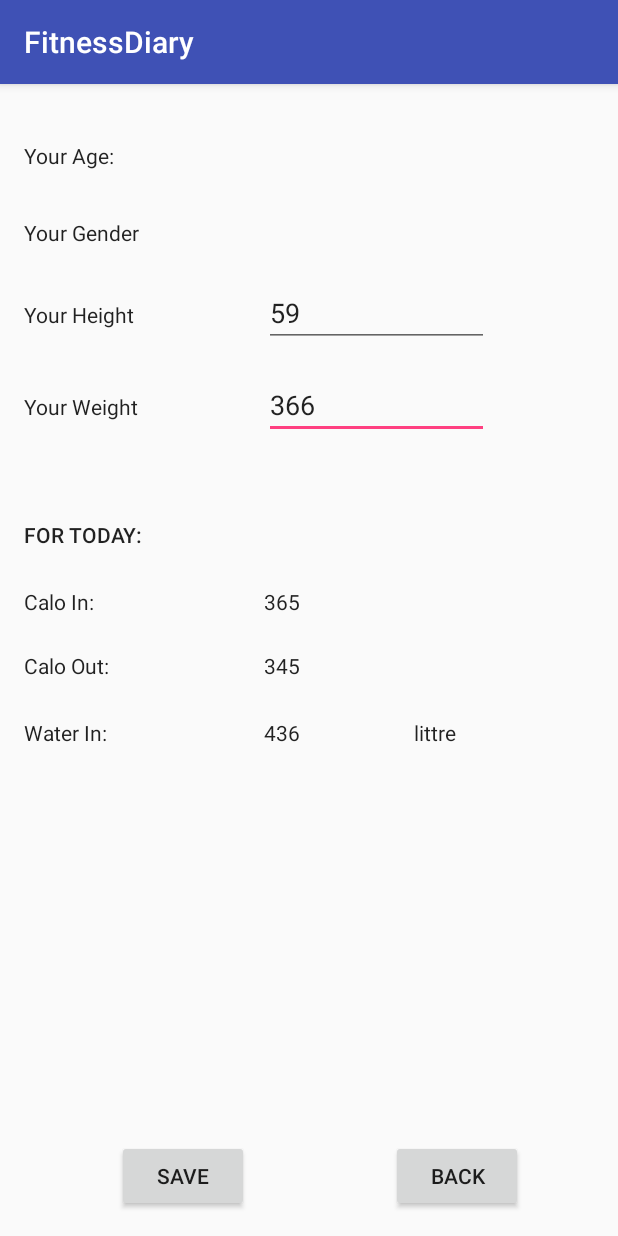
After one commit to tranphuochien/Android-Fitnessdiary, an Android app: the baseStats_main screen opened directly, with no data from a screen before it, on a phone screen of 412 x 824 dp. The commit adds this screen. Run offline under Robolectric (Android 15) with nearby library versions, the phone set to English and light mode, and no system bars.

Commit message:
commit first time to prototype_han

```diff
--- a/app/src/main/AndroidManifest.xml
+++ b/app/src/main/AndroidManifest.xml
@@ -8,9 +8,7 @@
         android:label="@string/app_name"
         android:supportsRtl="true"
         android:theme="@style/AppTheme">
-
-        <activity android:name=".SignInActivity">
-        </activity>
+        <activity android:name=".SignInActivity" />
         <activity android:name=".MainActivity">
             <intent-filter>
                 <action android:name="android.intent.action.MAIN" />
@@ -18,6 +16,8 @@
                 <category android:name="android.intent.category.LAUNCHER" />
             </intent-filter>
         </activity>
+        <activity android:name=".setting.Account_setting_main_fix" />
+        <activity android:name=".baseStats.baseStats_main"></activity>
     </application>
 
 </manifest>
--- /dev/null
+++ b/app/src/main/java/com/example/op/fitnessdiary/baseStats/baseStats_main.java
@@ -0,0 +1,52 @@
+package com.example.op.fitnessdiary.baseStats;
+
+import android.support.v7.app.AppCompatActivity;
+import android.os.Bundle;
+import android.view.View;
+import android.widget.Button;
+import android.widget.EditText;
+import android.widget.TextView;
+import android.widget.Toast;
+
+import com.example.op.fitnessdiary.R;
+
+public class baseStats_main extends AppCompatActivity {
+
+    private Button saveBtn;
+    private Button backBtn;
+    private EditText height;
+    private EditText weight;
+    private TextView caloIn;
+    private TextView caloOut;
+    private TextView water;
+
+    @Override
+    protected void onCreate(Bundle savedInstanceState) {
+        super.onCreate(savedInstanceState);
+        setContentView(R.layout.activity_base_stats_main);
+
+        this.saveBtn = (Button) this.findViewById(R.id.BaseStats_saveBtn);
+        this.backBtn = (Button) this.findViewById(R.id.BaseStats_backBtn);
+        this.height = (EditText) this.findViewById(R.id.BaseStats_heightText);
+        this.weight = (EditText) this.findViewById(R.id.BaseStats_weightText);
+        this.caloIn = (TextView) this.findViewById(R.id.BaseStats_incomeCaloText);
+        this.caloOut = (TextView) this.findViewById(R.id.BaseStats_outcomeCaloText);
+        this.water = (TextView) this.findViewById(R.id.BaseStats_waterText);
+
+        this.saveBtn.setOnClickListener(new Button.OnClickListener(){
+            public void onClick(View v){
+                // xu ly tam
+                Toast.makeText(baseStats_main.this, "ban da luu thong tin thanh cong", Toast.LENGTH_SHORT).show();
+
+
+                // xu ly save o day
+            }
+        });
+
+        this.backBtn.setOnClickListener(new Button.OnClickListener(){
+            public void onClick(View v){
+                // xu ly back o day
+            }
+        });
+    }
+}
--- /dev/null
+++ b/app/src/main/res/layout/activity_base_stats_main.xml
@@ -0,0 +1,208 @@
+<?xml version="1.0" encoding="utf-8"?>
+<RelativeLayout xmlns:android="http://schemas.android.com/apk/res/android"
+    xmlns:tools="http://schemas.android.com/tools"
+    android:id="@+id/activity_base_stats_main"
+    android:layout_width="match_parent"
+    android:layout_height="match_parent"
+    android:paddingBottom="@dimen/activity_vertical_margin"
+    android:paddingLeft="@dimen/activity_horizontal_margin"
+    android:paddingRight="@dimen/activity_horizontal_margin"
+    android:paddingTop="@dimen/activity_vertical_margin"
+    tools:context="com.example.op.fitnessdiary.baseStats.baseStats_main">
+
+    <TextView
+        android:text="Your Age:"
+        android:layout_width="100dp"
+        android:layout_height="wrap_content"
+        android:layout_alignParentTop="true"
+        android:layout_alignParentLeft="true"
+        android:layout_alignParentStart="true"
+        android:layout_marginTop="22dp"
+        android:id="@+id/BaseStats_ageTitle"
+        android:textAppearance="@style/TextAppearance.AppCompat" />
+
+    <TextView
+        android:text="Your Gender"
+        android:layout_width="100dp"
+        android:layout_height="wrap_content"
+        android:layout_below="@+id/BaseStats_ageTitle"
+        android:layout_alignParentLeft="true"
+        android:layout_alignParentStart="true"
+        android:layout_marginTop="32dp"
+        android:id="@+id/BaseStats_genderTitle"
+        android:textAppearance="@style/TextAppearance.AppCompat" />
+
+    <TextView
+        android:text="Your Height"
+        android:layout_width="100dp"
+        android:layout_height="wrap_content"
+        android:layout_marginTop="35dp"
+        android:id="@+id/BaseStats_heightTitle"
+        android:textAppearance="@style/TextAppearance.AppCompat"
+        android:layout_below="@+id/BaseStats_genderTitle"
+        android:layout_alignParentLeft="true"
+        android:layout_alignParentStart="true" />
+
+    <TextView
+        android:layout_width="220dp"
+        android:layout_height="wrap_content"
+        android:id="@+id/BaseStats_genderText"
+        android:textAppearance="@style/TextAppearance.AppCompat"
+        android:layout_alignBaseline="@+id/BaseStats_genderTitle"
+        android:layout_alignBottom="@+id/BaseStats_genderTitle"
+        android:layout_alignParentRight="true"
+        android:layout_alignParentEnd="true" />
+
+    <TextView
+        android:layout_height="wrap_content"
+        android:id="@+id/BaseStats_ageText"
+        android:textAppearance="@style/TextAppearance.AppCompat"
+        android:layout_width="220dp"
+        android:layout_alignBaseline="@+id/BaseStats_ageTitle"
+        android:layout_alignBottom="@+id/BaseStats_ageTitle"
+        android:layout_alignParentRight="true"
+        android:layout_alignParentEnd="true" />
+
+    <TextView
+        android:text="Your Weight"
+        android:layout_width="100dp"
+        android:layout_height="wrap_content"
+        android:layout_below="@+id/BaseStats_heightTitle"
+        android:layout_alignParentLeft="true"
+        android:layout_alignParentStart="true"
+        android:layout_marginTop="42dp"
+        android:id="@+id/BaseStats_weightTitle"
+        android:textAppearance="@style/TextAppearance.AppCompat" />
+
+    <EditText
+        android:layout_width="150dp"
+        android:layout_height="wrap_content"
+        android:inputType="textPersonName"
+        android:text="366"
+        android:ems="10"
+        android:id="@+id/BaseStats_weightText"
+        android:layout_alignBaseline="@+id/BaseStats_weightTitle"
+        android:layout_alignBottom="@+id/BaseStats_weightTitle"
+        android:layout_alignLeft="@+id/BaseStats_genderText"
+        android:layout_alignStart="@+id/BaseStats_genderText" />
+
+    <EditText
+        android:layout_height="wrap_content"
+        android:inputType="textPersonName"
+        android:text="59"
+        android:ems="10"
+        android:id="@+id/BaseStats_heightText"
+        android:layout_width="150dp"
+        android:layout_alignBaseline="@+id/BaseStats_heightTitle"
+        android:layout_alignBottom="@+id/BaseStats_heightTitle"
+        android:layout_alignLeft="@+id/BaseStats_weightText"
+        android:layout_alignStart="@+id/BaseStats_weightText" />
+
+    <TextView
+        android:text="For today:"
+        android:layout_below="@+id/BaseStats_weightText"
+        android:layout_alignParentLeft="true"
+        android:layout_alignParentStart="true"
+        android:layout_marginTop="54dp"
+        android:id="@+id/BaseStats_remindTitle"
+        android:textAppearance="@style/TextAppearance.AppCompat.Button"
+        android:layout_width="150dp"
+        android:layout_height="wrap_content" />
+
+    <TextView
+        android:text="Calo In:"
+        android:layout_width="100dp"
+        android:layout_height="wrap_content"
+        android:layout_marginTop="25dp"
+        android:id="@+id/BaseStats_incomeCalo"
+        android:layout_below="@+id/BaseStats_remindTitle"
+        android:layout_alignParentLeft="true"
+        android:layout_alignParentStart="true"
+        android:textAppearance="@style/TextAppearance.AppCompat" />
+
+    <TextView
+        android:text="Calo Out:"
+        android:layout_width="100dp"
+        android:layout_height="wrap_content"
+        android:id="@+id/BaseStats_outcomeCalo"
+        android:layout_marginTop="23dp"
+        android:layout_below="@+id/BaseStats_incomeCalo"
+        android:layout_alignParentLeft="true"
+        android:layout_alignParentStart="true"
+        android:textAppearance="@style/TextAppearance.AppCompat" />
+
+    <TextView
+        android:text="Water In:"
+        android:layout_width="100dp"
+        android:layout_height="wrap_content"
+        android:id="@+id/BaseStats_water"
+        android:layout_marginTop="25dp"
+        android:layout_below="@+id/BaseStats_outcomeCalo"
+        android:layout_alignParentLeft="true"
+        android:layout_alignParentStart="true"
+        android:textAppearance="@style/TextAppearance.AppCompat" />
+
+    <Button
+        android:text="Save"
+        android:layout_width="wrap_content"
+        android:layout_height="wrap_content"
+        android:layout_alignParentBottom="true"
+        android:layout_alignRight="@+id/BaseStats_remindTitle"
+        android:layout_alignEnd="@+id/BaseStats_remindTitle"
+        android:id="@+id/BaseStats_saveBtn" />
+
+    <Button
+        android:text="Back"
+        android:layout_width="wrap_content"
+        android:layout_height="wrap_content"
+        android:layout_alignParentBottom="true"
+        android:layout_alignParentRight="true"
+        android:layout_alignParentEnd="true"
+        android:layout_marginRight="47dp"
+        android:layout_marginEnd="47dp"
+        android:id="@+id/BaseStats_backBtn" />
+
+    <TextView
+        android:text="436"
+        android:layout_width="150dp"
+        android:layout_height="wrap_content"
+        android:layout_alignBottom="@+id/BaseStats_water"
+        android:layout_alignRight="@+id/BaseStats_outcomeCaloText"
+        android:layout_alignEnd="@+id/BaseStats_outcomeCaloText"
+        android:id="@+id/BaseStats_waterText"
+        android:textAppearance="@style/TextAppearance.AppCompat" />
+
+    <TextView
+        android:text="365"
+        android:layout_height="wrap_content"
+        android:id="@+id/BaseStats_incomeCaloText"
+        android:textAppearance="@style/TextAppearance.AppCompat"
+        android:layout_width="150dp"
+        android:layout_alignBaseline="@+id/BaseStats_incomeCalo"
+        android:layout_alignBottom="@+id/BaseStats_incomeCalo"
+        android:layout_alignLeft="@+id/BaseStats_weightText"
+        android:layout_alignStart="@+id/BaseStats_weightText" />
+
+    <TextView
+        android:text="345"
+        android:layout_width="150dp"
+        android:layout_height="wrap_content"
+        android:id="@+id/BaseStats_outcomeCaloText"
+        android:textAppearance="@style/TextAppearance.AppCompat"
+        android:layout_alignBaseline="@+id/BaseStats_outcomeCalo"
+        android:layout_alignBottom="@+id/BaseStats_outcomeCalo"
+        android:layout_alignLeft="@+id/BaseStats_incomeCaloText"
+        android:layout_alignStart="@+id/BaseStats_incomeCaloText" />
+
+    <TextView
+        android:text="littre"
+        android:layout_width="50dp"
+        android:layout_height="wrap_content"
+        android:id="@+id/BaseStats_waterUnit"
+        android:textAppearance="@style/TextAppearance.AppCompat"
+        android:layout_alignBaseline="@+id/BaseStats_waterText"
+        android:layout_alignBottom="@+id/BaseStats_waterText"
+        android:layout_alignRight="@+id/BaseStats_waterText"
+        android:layout_alignEnd="@+id/BaseStats_waterText" />
+
+</RelativeLayout>
```
Also changed, not shown: app/src/main/java/com/example/op/fitnessdiary/MainActivity.java (+21 -1 lines), app/src/main/java/com/example/op/fitnessdiary/setting/Account_setting_main_fix.java (added, +46 -0 lines), app/src/main/res/layout/activity_account_setting_main_fix.xml (added, +147 -0 lines), app/src/main/res/layout/activity_main.xml (+24 -0 lines), app/src/main/res/mipmap-xxxhdpi/avatar_test.jpg (added), app/src/main/res/mipmap/avatar_test.jpg (added).
